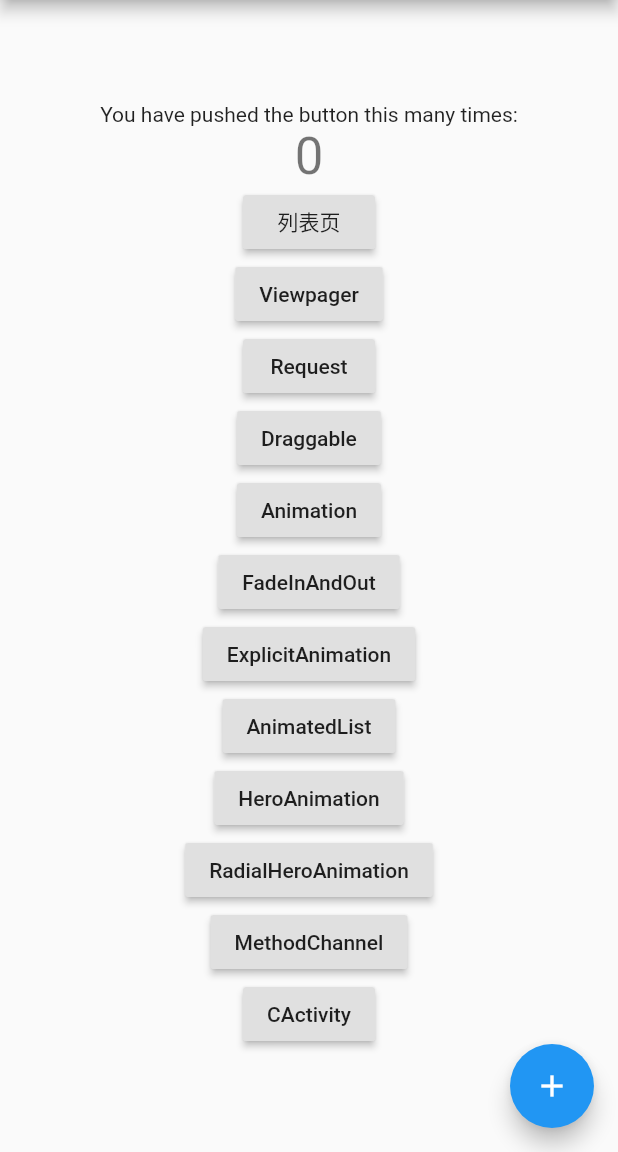
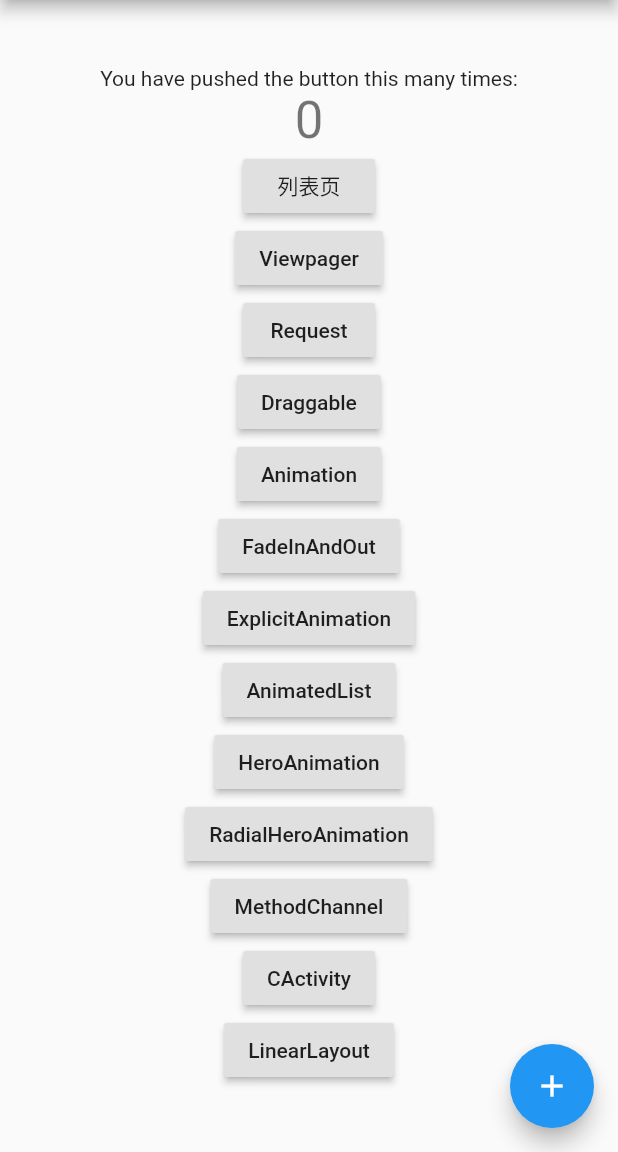
Before and after one commit to damengzai/flutter-test, a Flutter app: the screen it shows after launch, on a phone screen of 412 x 824 dp, the part 84-1236 px from its top. Run offline on Flutter 3.47's test engine with Material 2 defaults, Android fonts, the phone set to English and light mode, and no system bars; our stand-ins replace dio, flutter_redux, redux, tuple.

Commit message:
LinearLayout

```diff
--- a/test_flutter/lib/main.dart
+++ b/test_flutter/lib/main.dart
@@ -1,6 +1,7 @@
 import 'package:flutter/material.dart';
 import 'package:test_flutter/dio/request.dart';
 import 'package:test_flutter/listview/views/refresh_list_view_demo.dart';
+import 'package:test_flutter/ui/LinearLayout.dart';
 import 'package:test_flutter/ui/activity/CActivity.dart';
 import 'package:test_flutter/viewpager/view_pager_demo.dart';
 
@@ -56,7 +57,10 @@ class MyApp extends StatelessWidget {
           //Native方法
           '/methodChannelPage': (BuildContext context) =>
               new MethodChannelPage(),
-          '/CAvtivity' : (BuildContext context) => new CActivity()
+          //仿写Activity
+          '/CAvtivity': (BuildContext context) => new CActivity(),
+          //仿写LinearLayout
+          '/LinearLayout': (BuildContext context) => new LinearLayoutWidget(),
         });
   }
 }
@@ -129,6 +133,10 @@ class _MyHomePageState extends State<MyHomePage> {
 
   _toCActivityPage() {
     Navigator.pushNamed(context, '/CAvtivity');
+  }
+
+  _toLinearLayout() {
+    Navigator.pushNamed(context, '/LinearLayout');
   }
 
   @override
@@ -217,8 +225,14 @@ class _MyHomePageState extends State<MyHomePage> {
                 onPressed: _toMethodChannelPage,
                 child: const Text('MethodChannel'),
               ),
-              RaisedButton(onPressed: _toCActivityPage,
-              child: const Text('CActivity'),)
+              RaisedButton(
+                onPressed: _toCActivityPage,
+                child: const Text('CActivity'),
+              ),
+              RaisedButton(
+                onPressed: _toLinearLayout,
+                child: const Text('LinearLayout'),
+              )
             ],
           ),
         ),
```
Also changed, not shown: test_flutter/lib/ui/LinearLayout.dart (added, +60 -0 lines).
